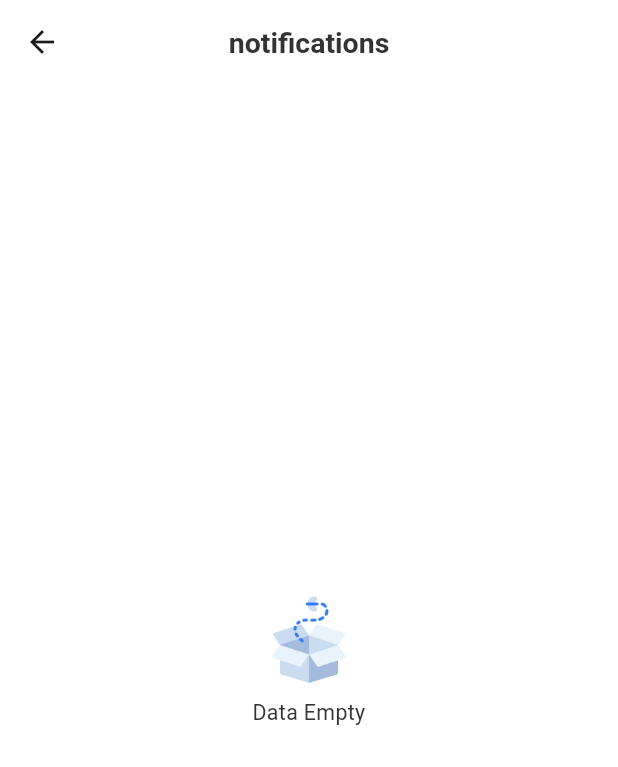
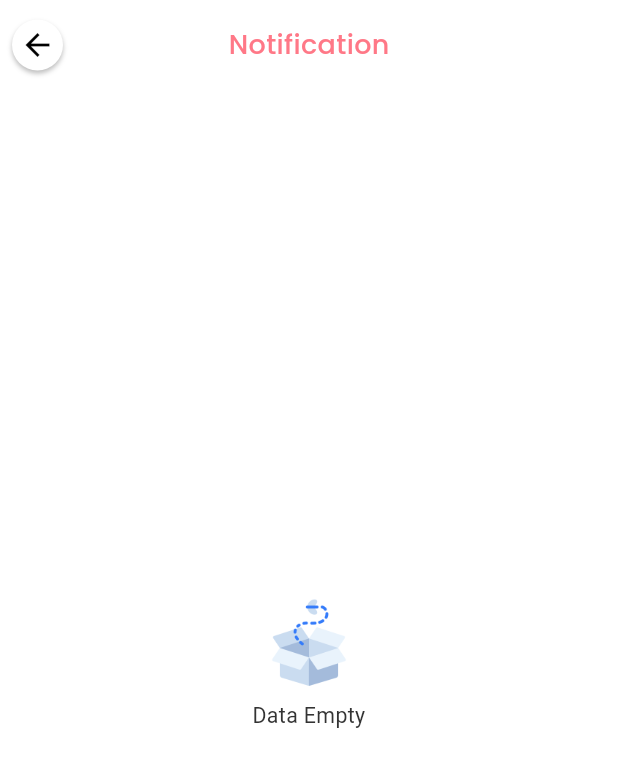
Before and after one commit to AnikDas08/service_user_app, a Flutter app: the NotificationScreen screen opened by its route, on a phone screen of 412 x 824 dp. Shown: the top 767 px of the screen. Run offline on Flutter 3.47's test engine with Material 3 defaults, Android fonts, the phone set to English and light mode, and no system bars; our stand-ins replace cached_network_image, country_picker, dio, flutter_dotenv, flutter_html, flutter_local_notifications and 16 more; accounts and stored records are empty; network calls fail.

```diff
--- a/lib/features/home/presentation/controller/invoice_controller.dart
+++ b/lib/features/home/presentation/controller/invoice_controller.dart
@@ -592,6 +592,7 @@ class InvoiceController extends GetxController {
         "subTotal": subTotal.value,
         "creditApplied": creditApplied.value,
       };
+      print("Boking : 😂😂😂😂 ${bookingBody}");
 
       if (isPromoApplied.value && validPromoCode.value.isNotEmpty) {
         bookingBody["promoCode"] = validPromoCode.value;
--- a/lib/features/home/presentation/screen/home_nav_screen.dart
+++ b/lib/features/home/presentation/screen/home_nav_screen.dart
@@ -11,6 +11,7 @@ import 'package:haircutmen_user_app/utils/constants/app_string.dart';
 import '../../../../component/text/common_text.dart';
 import '../../../../utils/constants/app_colors.dart';
 import '../../../profile/presentation/screen/profile_screen.dart';
+import '../controller/home_controller.dart';
 
 class HomeNavScreen extends StatelessWidget {
   HomeNavScreen({super.key});
@@ -109,7 +110,7 @@ class HomeNavScreen extends StatelessWidget {
                                 shape: BoxShape.circle,
                               ),
                               child: CommonText(
-                                text: "3",      // dynamic value here
+                                text: Get.find<HomeController>().message.value.toString(),      // dynamic value here
                                 color: Colors.white,
                                 fontSize: 10.sp,
                                 fontWeight: FontWeight.w600,
--- a/lib/features/message/presentation/controller/message_controller.dart
+++ b/lib/features/message/presentation/controller/message_controller.dart
@@ -2,6 +2,7 @@ import 'dart:io';
 import 'package:flutter/material.dart';
 import 'package:get/get.dart';
 import 'package:image_picker/image_picker.dart';
+import '../../../home/presentation/controller/home_controller.dart';
 import '../../data/model/message_model.dart';
 import '../../../../services/api/api_service.dart';
 import '../../../../services/socket/socket_service.dart';
@@ -233,6 +234,7 @@ class MessageController extends GetxController {
   listenMessage(String chatId) async {
     SocketServices.on('getMessage::$chatId', (data) {
       print("socket data : $data");
+      Get.find<HomeController>().countMessa();
 
       // Check if message already exists to avoid duplicates
       String messageId = data['_id'] ?? '';
--- a/lib/features/notifications/presentation/controller/notifications_controller.dart
+++ b/lib/features/notifications/presentation/controller/notifications_controller.dart
@@ -58,6 +58,20 @@ class NotificationsController extends GetxController {
     });
   }
 
+  readNotification()async{
+    try{
+      final response = await ApiService.patch(
+          "notifications/read",
+          header: {
+            "Content-Type": "application/json",
+          }
+      );
+    }
+    catch(e){
+
+    }
+  }
+
   /// Notification data Loading function
   getNotificationsRepo() async {
     if (isLoading || hasNoData) return;
@@ -71,6 +85,7 @@ class NotificationsController extends GetxController {
     } else {
       notifications.addAll(list);
     }
+    await readNotification();
     isLoading = false;
     update();
   }
--- a/lib/features/notifications/presentation/screen/notifications_screen.dart
+++ b/lib/features/notifications/presentation/screen/notifications_screen.dart
@@ -1,11 +1,11 @@
 import 'package:flutter/material.dart';
 import 'package:flutter_screenutil/flutter_screenutil.dart';
 import 'package:get/get.dart';
+import 'package:haircutmen_user_app/features/home/presentation/controller/home_controller.dart';
+import 'package:haircutmen_user_app/utils/custom_appbar/custom_appbar.dart';
 import '../../../../component/other_widgets/common_loader.dart';
 import '../../../../component/other_widgets/no_data.dart';
-import '../../../../component/text/common_text.dart';
 import '../controller/notifications_controller.dart';
-import '../../../../../config/api/api_end_point.dart';
 import '../../data/model/notification_model.dart';
 import '../widgets/notification_item.dart';
 
@@ -14,51 +14,56 @@ class NotificationScreen extends StatelessWidget {
 
   @override
   Widget build(BuildContext context) {
-    return Scaffold(
-      /// App Bar Section starts here
-      appBar: AppBar(
-        centerTitle: true,
-        title: CommonText(
-          text: ApiEndPoint.notifications,
-          fontWeight: FontWeight.w600,
-          fontSize: 24.sp,
-        ),
+    return WillPopScope(
+      onWillPop: () async {
+        Get.find<HomeController>().countNotification();
+        Get.back();
+        return true; // allow back
+      },
+      child: Container(
+        color: Colors.white,
+        child: SafeArea(
+          child: Scaffold(
+            appBar: CustomAppBar(
+              title: "Notification",
+              onBackTap: () {
+                Get.find<HomeController>().countNotification();
+                Get.back();
+              },
             ),
 
-      /// Body Section starts here
             body: GetBuilder<NotificationsController>(
               builder: (controller) {
                 return controller.isLoading
-              /// Loading bar here
                     ? const CommonLoader()
                     : controller.notifications.isEmpty
-              ///  data is Empty then show default Data
                     ? const NoData()
-              /// show all Notifications here
                     : ListView.builder(
                   controller: controller.scrollController,
                   padding: EdgeInsets.symmetric(
                     horizontal: 20.sp,
                     vertical: 10.sp,
                   ),
-                itemCount:
-                    controller.isLoadingMore
+                  itemCount: controller.isLoadingMore
                       ? controller.notifications.length + 1
                       : controller.notifications.length,
                   physics: const BouncingScrollPhysics(),
                   itemBuilder: (context, index) {
-                  ///  Notification More Data Loading Bar
                     if (index > controller.notifications.length) {
                       return CommonLoader(size: 40, strokeWidth: 2);
                     }
-                  NotificationModel item = controller.notifications[index];
 
-                  ///  Notification card item
+                    NotificationModel item =
+                    controller.notifications[index];
+
                     return NotificationItem(item: item);
                   },
                 );
               },
             ),
+          ),
+        ),
+      ),
     );
   }
 }
--- a/lib/services/socket/socket_service.dart
+++ b/lib/services/socket/socket_service.dart
@@ -1,6 +1,8 @@
+import 'package:get/get.dart';
 import 'package:haircutmen_user_app/utils/log/app_log.dart';
 import 'package:socket_io_client/socket_io_client.dart' as io;
 import '../../config/api/api_end_point.dart';
+import '../../features/home/presentation/controller/home_controller.dart';
 import '../notification/notification_service.dart';
 import '../storage/storage_services.dart';
 
@@ -24,6 +26,7 @@ class SocketServices {
     _socket.on("getNotification::${LocalStorage.userId}", (data) {
       appLog("================> get Data on socket: $data");
       NotificationService.showNotification(data);
+      Get.find<HomeController>().countNotification();
     });
   }
 
```
Also changed, not shown: lib/features/appointment/presentation/controller/pending_view_details_controller.dart (+70 -8 lines), lib/features/appointment/presentation/screen/viewdetails_pending.dart (+4 -5 lines), lib/features/home/presentation/controller/home_controller.dart (+52 -0 lines), lib/features/home/presentation/screen/home_screen.dart (+21 -23 lines). Lines whose indentation alone changed are shown as unchanged.
